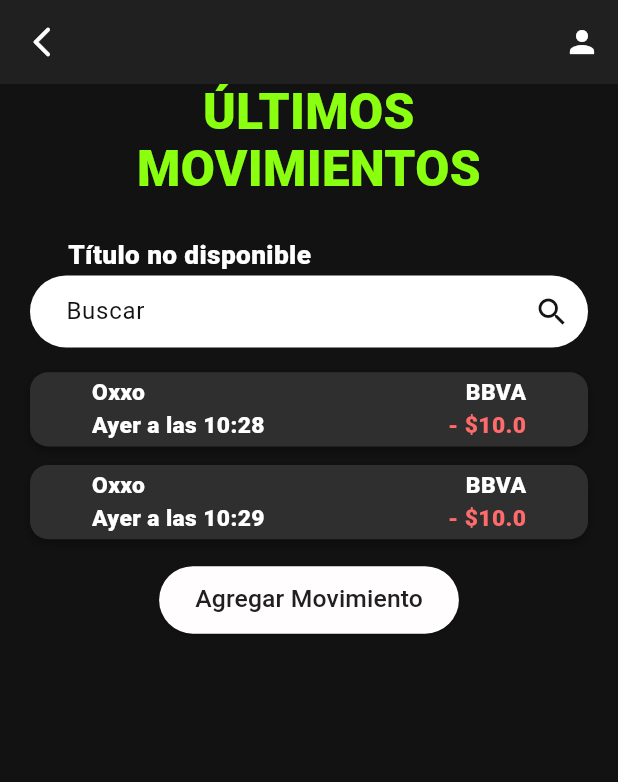
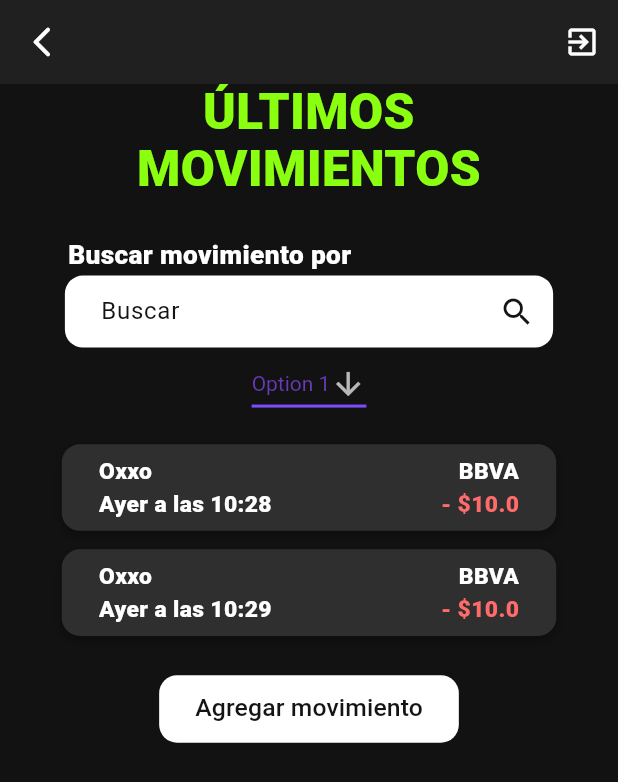
Before and after one commit to mauriciocastillo893/NEXA_FIRST_MOBILE_APP, a Flutter app: the LobbyUserScreen screen opened directly, after a tap on "Últimos movimientos", on a phone screen of 412 x 824 dp. Shown: the top 782 px of the screen. Run offline on Flutter 3.47's test engine with Material 3 defaults, Android fonts, the phone set to English and light mode, and no system bars.

Commit message:
[ADD] New files of today Mar 13th 2024

```diff
--- a/lib/presentation/screens/last_movements_screen.dart
+++ b/lib/presentation/screens/last_movements_screen.dart
@@ -3,9 +3,11 @@ import 'dart:math';
 import 'package:flutter/material.dart';
 import 'package:moviles_app/presentation/providers/last_movements_provider.dart';
 import 'package:moviles_app/presentation/screens/add_last_movement_screen.dart';
-import 'package:moviles_app/presentation/screens/lobby_user_screen.dart';
+import 'package:moviles_app/presentation/widgets/shared/app_bar_box.dart';
+import 'package:moviles_app/presentation/widgets/shared/elevated_button_box.dart';
 import 'package:moviles_app/presentation/widgets/shared/last_movements_box.dart';
 import 'package:moviles_app/presentation/widgets/shared/message_field_box.dart';
+import 'package:moviles_app/presentation/widgets/shared/select_field_box.dart';
 import 'package:provider/provider.dart';
 
 class LastMovementsScreen extends StatelessWidget {
@@ -14,23 +16,8 @@ class LastMovementsScreen extends StatelessWidget {
   @override
   Widget build(BuildContext context) {
     return Scaffold(
-        appBar: AppBar(
-          // title: const Text("Últimos Movimientos"),
-          backgroundColor: const Color(0xFF202020),
-          leading: IconButton(
-              icon: const Icon(Icons
-                  .arrow_back_ios_new_rounded), // Cambia este icono por el que desees
-              onPressed: () {
-                Navigator.push(context, MaterialPageRoute(builder: (context) {
-                  return const LobbyUserScreen();
-                }));
-              }),
-          actions: [
-            IconButton(
-              onPressed: () {},
-              icon: const Icon(Icons.person),
-            ),
-          ],
+        appBar: const AppBarBox(
+          title: "",
         ),
         body: ChangeNotifierProvider(
           create: (context) => LastMovementsProvider(),
@@ -56,18 +43,20 @@ class _LastMovementsView extends StatelessWidget {
             )),
         SizedBox(height: MediaQuery.of(context).size.height * 0.03),
         const MessageFieldBox(
+          title: "Buscar movimiento por",
           placeholder: "Buscar",
           typeOfIcon: Icon(Icons.search_sharp),
-          horizontalPadding: 20,
+          // horizontalPadding: 20,
+          borderRadiusOf: 12,
         ),
+        const SelectFieldBox(),
         SizedBox(height: MediaQuery.of(context).size.height * 0.02),
         SizedBox(
-          // height: MediaQuery.of(context).size.height * 0.3,
           height: lastMovementProvider.lastMovements.isEmpty
               ? MediaQuery.of(context).size.height * 0.05
               : min(
                   MediaQuery.of(context).size.height *
-                      0.075 *
+                      0.09 *
                       lastMovementProvider.lastMovements.length,
                   MediaQuery.of(context).size.height * 0.3),
           child: lastMovementProvider.lastMovements.isEmpty
@@ -83,7 +72,13 @@ class _LastMovementsView extends StatelessWidget {
                   itemBuilder: (context, item) {
                     final message = lastMovementProvider.lastMovements[item];
                     List<Widget> elements = [
-                      LastMovementsBox(lastMovement: message),
+                      LastMovementsBox(
+                        lastMovement: message,
+                        rightInnerPadding:
+                            MediaQuery.of(context).size.width * 0.06,
+                        leftInnerPadding:
+                            MediaQuery.of(context).size.width * 0.06,
+                      ),
                       SizedBox(
                           height: MediaQuery.of(context).size.height * 0.015),
                     ];
@@ -92,20 +87,15 @@ class _LastMovementsView extends StatelessWidget {
                 ),
         ),
         SizedBox(height: MediaQuery.of(context).size.height * 0.005),
-        ElevatedButton(
+        ElevatedButtonBox(
+          borderRadiusOf: 12,
+          text: "Agregar movimiento",
           onPressed: () {
             Navigator.push(context, MaterialPageRoute(builder: (context) {
               return const AddLastMovementScreen();
             }));
           },
-          style: ElevatedButton.styleFrom(
-            backgroundColor: const Color(0xFFFFFDFD),
-            minimumSize: const Size(150, 45),
-          ),
-          child: Text("Agregar Movimiento",
-              style: TextStyle(
-                  fontSize: MediaQuery.of(context).size.width * 0.04)),
-        ),
+        )
       ],
     );
   }
--- a/lib/presentation/screens/lobby_user_screen.dart
+++ b/lib/presentation/screens/lobby_user_screen.dart
@@ -4,6 +4,7 @@ import 'package:flutter/material.dart';
 import 'package:moviles_app/presentation/providers/last_movements_provider.dart';
 import 'package:moviles_app/presentation/screens/last_movements_screen.dart';
 import 'package:moviles_app/presentation/screens/my_money_screen.dart';
+import 'package:moviles_app/presentation/widgets/shared/app_bar_box.dart';
 import 'package:moviles_app/presentation/widgets/shared/last_movements_box.dart';
 import 'package:provider/provider.dart';
 
@@ -18,22 +19,9 @@ class LobbyUserScreen extends StatelessWidget {
           ChangeNotifierProvider(create: (_) => LastMovementsProvider())
         ],
         child: Scaffold(
-          appBar: AppBar(
-            title: Text("¡Hola, $user!"),
-            backgroundColor: const Color(0xFF202020),
-            leading: IconButton(
-              icon:
-                  const Icon(Icons.menu), // Cambia este icono por el que desees
-              onPressed: () {
-                Navigator.pop(context);
-              },
-            ),
-            actions: [
-              IconButton(
-                onPressed: () {},
-                icon: const Icon(Icons.person),
-              ),
-            ],
+          appBar: AppBarBox(
+            title: " ¡Hola, $user!",
+            deactiveLeadingIcon: true,
           ),
           body: _LobbyUserView(),
         ));
@@ -61,6 +49,7 @@ class _LobbyUserView extends StatelessWidget {
                     decoration: BoxDecoration(
                         borderRadius: BorderRadius.circular(20),
                         color: const Color.fromARGB(255, 176, 255, 91),
+                        // color: const Color(0xFF8AFF10),
                         boxShadow: [
                           BoxShadow(
                             color: Colors.black.withOpacity(0.8),
@@ -210,10 +199,10 @@ class _LobbyUserView extends StatelessWidget {
         SizedBox(
           // height: MediaQuery.of(context).size.height * 0.3,
           height: lastMovementProvider.lastMovements.isEmpty
-              ? MediaQuery.of(context).size.height * 0.05
+              ? MediaQuery.of(context).size.height * 0.07
               : min(
                   MediaQuery.of(context).size.height *
-                      0.075 *
+                      0.085 *
                       min(4, lastMovementProvider.lastMovements.length),
                   MediaQuery.of(context).size.height * 0.3),
           child: lastMovementProvider.lastMovements.isEmpty
@@ -229,7 +218,10 @@ class _LobbyUserView extends StatelessWidget {
                   itemBuilder: (context, item) {
                     final message = lastMovementProvider.lastMovements[item];
                     List<Widget> elements = [
-                      LastMovementsBox(lastMovement: message),
+                      LastMovementsBox(
+                        lastMovement: message,
+                        containerWidth: MediaQuery.of(context).size.width * 1,
+                      ),
                       SizedBox(
                           height: MediaQuery.of(context).size.height * 0.015),
                     ];
--- a/lib/presentation/widgets/shared/app_bar_box.dart
+++ b/lib/presentation/widgets/shared/app_bar_box.dart
@@ -1,25 +1,54 @@
 import 'package:flutter/material.dart';
+import 'package:moviles_app/presentation/screens/main_screen.dart';
+import 'package:moviles_app/presentation/widgets/assistance/alert_assistance.dart';
 
-class AppBarBox extends StatelessWidget {
-  final String title;
+class AppBarBox extends StatelessWidget implements PreferredSizeWidget {
+  const AppBarBox({
+    super.key,
+    this.title,
+    this.onPressed,
+    this.deactiveLeadingIcon = false,
+    this.rightIcon,
+  });
+
+  final String? title;
   final VoidCallback? onPressed;
-  const AppBarBox({super.key, required this.title, this.onPressed});
+  final bool deactiveLeadingIcon;
+  final Icon? rightIcon;
+
+  @override
+  Size get preferredSize => const Size.fromHeight(kToolbarHeight);
 
   @override
   Widget build(BuildContext context) {
     return AppBar(
-      title: Text(title),
+      title: Text(title ?? "Título no disponible"),
       backgroundColor: const Color(0xFF202020),
-      leading: IconButton(
-        icon: const Icon(Icons.menu), // Cambia este icono por el que desees
-        onPressed: () {
-          Navigator.pop(context);
-        },
-      ),
+      leading: !deactiveLeadingIcon
+          ? IconButton(
+              icon: rightIcon ?? const Icon(Icons.arrow_back_ios_new_rounded),
+              onPressed: onPressed ??
+                  () {
+                    Navigator.pop(context);
+                  },
+            )
+          : null,
+      automaticallyImplyLeading: !deactiveLeadingIcon,
       actions: [
         IconButton(
-          onPressed: () {},
-          icon: const Icon(Icons.person),
+          onPressed: () => showAlertAssistance(
+            context,
+            title: "Cerrar sesión",
+            content: "¿Estás seguro de que deseas cerrar sesión?",
+            colorAcceptButton: Colors.transparent,
+            colorCancelButton: Colors.transparent,
+            darkMode: true,
+            titleAcceptButton: "Continuar",
+            titleIcon: const Icon(Icons.exit_to_app),
+            onPressedAccept: () => Navigator.push(context,
+                MaterialPageRoute(builder: (context) => const MainScreen())),
+          ),
+          icon: const Icon(Icons.exit_to_app),
         ),
       ],
     );
--- a/lib/presentation/widgets/shared/elevated_button_box.dart
+++ b/lib/presentation/widgets/shared/elevated_button_box.dart
@@ -4,33 +4,46 @@ class ElevatedButtonBox extends StatelessWidget {
   const ElevatedButtonBox({
     super.key,
     this.text = "Botón",
+    this.fontSizeText,
     this.darkMode,
     this.borderRadiusOf = 30,
+    this.colorText,
+    this.colorButton,
+    this.minimumSizeButton,
+    this.defaultSize = false,
     required this.onPressed,
   });
 
   final String text;
+  final double? fontSizeText;
   final VoidCallback onPressed;
   final bool? darkMode;
   final double borderRadiusOf;
+  final Color? colorText;
+  final Color? colorButton;
+  final Size? minimumSizeButton;
+  final bool defaultSize;
 
   @override
   Widget build(BuildContext context) {
     return ElevatedButton(
       onPressed: onPressed,
       style: ElevatedButton.styleFrom(
-        backgroundColor:
-            darkMode == true ? const Color(0xFF141414) : Colors.white,
-        minimumSize: const Size(150, 45),
+        backgroundColor: colorButton ??
+            (darkMode == true ? const Color(0xFF141414) : Colors.white),
+        shadowColor: Colors.transparent,
+        minimumSize:
+            defaultSize ? null : (minimumSizeButton ?? const Size(150, 45)),
         shape: RoundedRectangleBorder(
-          borderRadius:
-              BorderRadius.circular(borderRadiusOf), // Ajusta el valor de redondeo aquí
+          borderRadius: BorderRadius.circular(
+              borderRadiusOf), // Ajusta el valor de redondeo aquí
         ),
       ),
       child: Text(text,
           style: TextStyle(
-            fontSize: MediaQuery.of(context).size.width * 0.04,
-            color: darkMode == true ? Colors.white : const Color(0xFF141414),
+            fontSize: fontSizeText ?? MediaQuery.of(context).size.width * 0.04,
+            color: colorText ??
+                (darkMode == true ? Colors.white : const Color(0xFF141414)),
           )),
     );
   }
--- a/lib/presentation/widgets/shared/last_movements_box.dart
+++ b/lib/presentation/widgets/shared/last_movements_box.dart
@@ -6,15 +6,24 @@ class LastMovementsBox extends StatelessWidget {
   const LastMovementsBox({
     super.key,
     required this.lastMovement,
+    this.containerWidth,
+    this.containerHeight,
+    this.rightInnerPadding,
+    this.leftInnerPadding,
   });
   final LastMovement lastMovement;
+  final double? containerWidth;
+  final double? containerHeight;
+  final double? rightInnerPadding;
+  final double? leftInnerPadding;
 
   @override
   Widget build(BuildContext context) {
     return Padding(
       padding: const EdgeInsets.symmetric(horizontal: 20),
       child: Container(
-        height: MediaQuery.of(context).size.height * 0.06,
+        height: containerHeight ?? MediaQuery.of(context).size.height * 0.07,
+        width: containerWidth ?? MediaQuery.of(context).size.width * 0.8,
         decoration: BoxDecoration(
           borderRadius: BorderRadius.circular(12),
           color: const Color(0xFF2F2F2F),
@@ -31,7 +40,7 @@ class LastMovementsBox extends StatelessWidget {
             Expanded(
               child: Padding(
                 padding: EdgeInsets.only(
-                    left: MediaQuery.of(context).size.width * 0.1),
+                    left: leftInnerPadding ?? MediaQuery.of(context).size.width * 0.1),
                 child: Column(
                   crossAxisAlignment: CrossAxisAlignment.start,
                   mainAxisAlignment: MainAxisAlignment.center,
@@ -59,7 +68,7 @@ class LastMovementsBox extends StatelessWidget {
             Expanded(
               child: Padding(
                 padding: EdgeInsets.only(
-                    right: MediaQuery.of(context).size.width * 0.1),
+                    right: rightInnerPadding ?? MediaQuery.of(context).size.width * 0.1),
                 child: Column(
                   crossAxisAlignment: CrossAxisAlignment.end,
                   mainAxisAlignment: MainAxisAlignment.center,
--- /dev/null
+++ b/lib/presentation/widgets/shared/select_field_box.dart
@@ -0,0 +1,42 @@
+import 'package:flutter/material.dart';
+
+class SelectFieldBox extends StatefulWidget {
+  const SelectFieldBox({super.key});
+
+  @override
+  State<StatefulWidget> createState() {
+    return _SelectFieldBoxState();
+  }
+}
+
+class _SelectFieldBoxState extends State<SelectFieldBox> {
+  final List<String> _options = ['Option 1', 'Option 2', 'Option 3'];
+
+  late String dropdownValue = _options.first;
+
+  @override
+  Widget build(BuildContext context) {
+    return DropdownButton<String>(
+      value: dropdownValue,
+      icon: const Icon(Icons.arrow_downward),
+      elevation: 16,
+      style: const TextStyle(color: Colors.deepPurple),
+      underline: Container(
+        height: 2,
+        color: Colors.deepPurpleAccent,
+      ),
+      onChanged: (String? value) {
+        // This is called when the user selects an item.
+        setState(() {
+          dropdownValue = value!;
+        });
+      },
+      items: _options.map<DropdownMenuItem<String>>((String value) {
+        return DropdownMenuItem<String>(
+          value: value,
+          child: Text(value),
+        );
+      }).toList(),
+    );
+  }
+}
```
Also changed, not shown: lib/presentation/screens/add_last_movement_screen.dart (+3 -16 lines), lib/presentation/widgets/assistance/alert_assistance.dart (added, +55 -0 lines).
